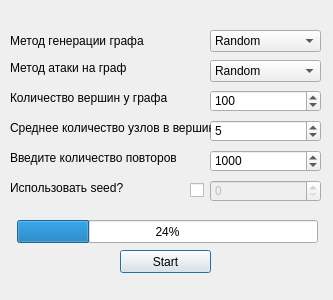
Old version of the form interface.ui in the repository Elektro33rus/graphs.
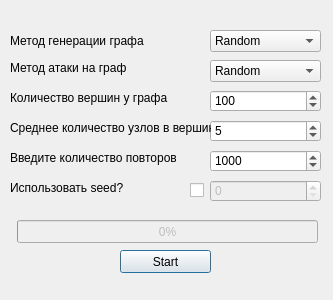
New version of the form.

```diff
--- a/interface.ui
+++ b/interface.ui
@@ -97,6 +97,9 @@
    </property>
   </widget>
   <widget class="QProgressBar" name="progressBar">
+   <property name="enabled">
+    <bool>false</bool>
+   </property>
    <property name="geometry">
     <rect>
      <x>17</x>
@@ -106,7 +109,7 @@
     </rect>
    </property>
    <property name="value">
-    <number>24</number>
+    <number>0</number>
    </property>
   </widget>
   <widget class="QLabel" name="label">
```
Left out of the diff: 18 changed lines with no effect on the pictures.
